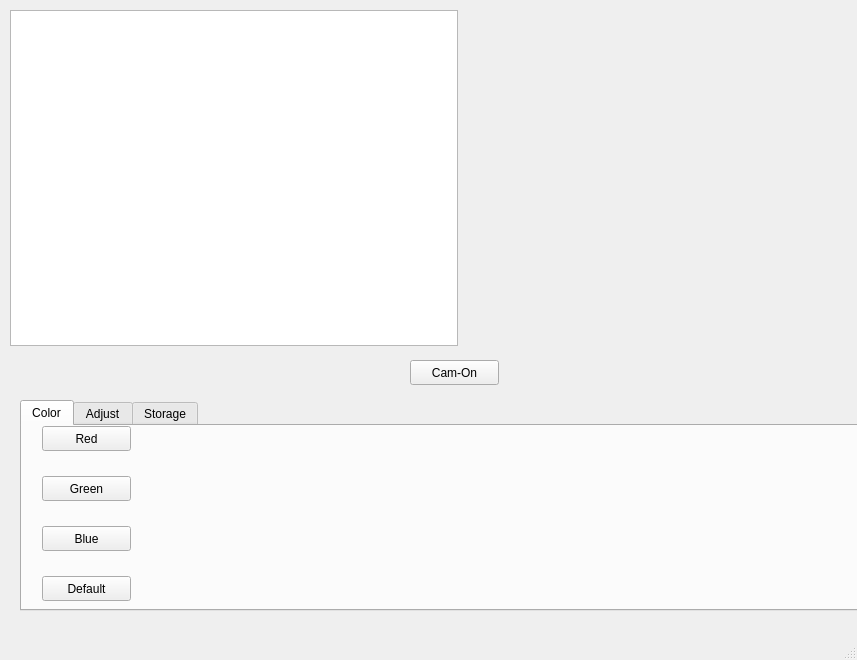
Before: the Qt Designer form mainwindow.ui in gdabba-WORK/Qt5_openCV4_raspberryPi3, drawn with Qt 5.
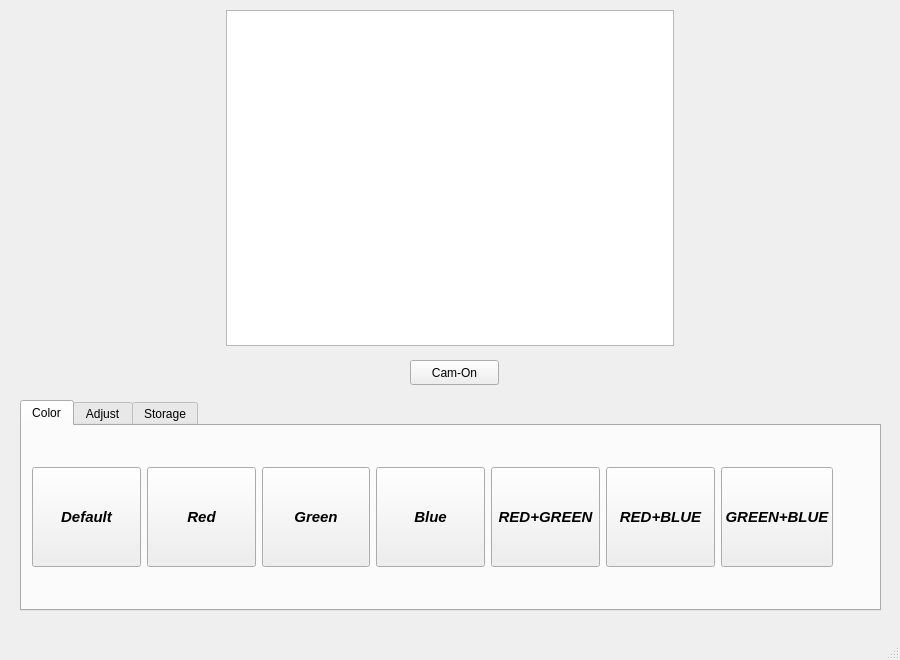
After: the same form once the commit is applied. The open tabs and pages were chosen to show the change.

```diff
--- a/mainwindow.ui
+++ b/mainwindow.ui
@@ -6,7 +6,7 @@
    <rect>
     <x>0</x>
     <y>0</y>
-    <width>857</width>
+    <width>900</width>
     <height>660</height>
    </rect>
   </property>
@@ -17,7 +17,7 @@
    <widget class="QGraphicsView" name="graphicsView">
     <property name="geometry">
      <rect>
-      <x>10</x>
+      <x>226</x>
       <y>10</y>
       <width>448</width>
       <height>336</height>
@@ -42,7 +42,7 @@
      <rect>
       <x>20</x>
       <y>400</y>
-      <width>881</width>
+      <width>861</width>
       <height>211</height>
      </rect>
     </property>
@@ -53,57 +53,164 @@
      <attribute name="title">
       <string>Color</string>
      </attribute>
-     <widget class="QPushButton" name="btn_red">
+     <widget class="QWidget" name="layoutWidget">
       <property name="geometry">
        <rect>
-        <x>20</x>
-        <y>0</y>
-        <width>89</width>
-        <height>25</height>
+        <x>10</x>
+        <y>40</y>
+        <width>801</width>
+        <height>102</height>
        </rect>
       </property>
-      <property name="text">
-       <string>Red</string>
-      </property>
-     </widget>
-     <widget class="QPushButton" name="btn_green">
-      <property name="geometry">
-       <rect>
-        <x>20</x>
-        <y>50</y>
-        <width>89</width>
-        <height>25</height>
-       </rect>
-      </property>
-      <property name="text">
-       <string>Green</string>
-      </property>
-     </widget>
-     <widget class="QPushButton" name="btn_blue">
-      <property name="geometry">
-       <rect>
-        <x>20</x>
-        <y>100</y>
-        <width>89</width>
-        <height>25</height>
-       </rect>
-      </property>
-      <property name="text">
-       <string>Blue</string>
-      </property>
-     </widget>
-     <widget class="QPushButton" name="btn_default">
-      <property name="geometry">
-       <rect>
-        <x>20</x>
-        <y>150</y>
-        <width>89</width>
-        <height>25</height>
-       </rect>
-      </property>
-      <property name="text">
-       <string>Default</string>
-      </property>
+      <layout class="QGridLayout" name="gridLayout">
+       <item row="0" column="0">
+        <widget class="QPushButton" name="btn_default">
+         <property name="minimumSize">
+          <size>
+           <width>0</width>
+           <height>100</height>
+          </size>
+         </property>
+         <property name="font">
+          <font>
+           <pointsize>11</pointsize>
+           <weight>75</weight>
+           <italic>true</italic>
+           <bold>true</bold>
+          </font>
+         </property>
+         <property name="text">
+          <string>Default</string>
+         </property>
+        </widget>
+       </item>
+       <item row="0" column="1">
+        <widget class="QPushButton" name="btn_red">
+         <property name="minimumSize">
+          <size>
+           <width>0</width>
+           <height>100</height>
+          </size>
+         </property>
+         <property name="font">
+          <font>
+           <pointsize>11</pointsize>
+           <weight>75</weight>
+           <italic>true</italic>
+           <bold>true</bold>
+          </font>
+         </property>
+         <property name="text">
+          <string>Red</string>
+         </property>
+        </widget>
+       </item>
+       <item row="0" column="2">
+        <widget class="QPushButton" name="btn_green">
+         <property name="minimumSize">
+          <size>
+           <width>0</width>
+           <height>100</height>
+          </size>
+         </property>
+         <property name="font">
+          <font>
+           <pointsize>11</pointsize>
+           <weight>75</weight>
+           <italic>true</italic>
+           <bold>true</bold>
+          </font>
+         </property>
+         <property name="text">
+          <string>Green</string>
+         </property>
+        </widget>
+       </item>
+       <item row="0" column="3">
+        <widget class="QPushButton" name="btn_blue">
+         <property name="minimumSize">
+          <size>
+           <width>0</width>
+           <height>100</height>
+          </size>
+         </property>
+         <property name="font">
+          <font>
+           <pointsize>11</pointsize>
+           <weight>75</weight>
+           <italic>true</italic>
+           <bold>true</bold>
+          </font>
+         </property>
+         <property name="text">
+          <string>Blue</string>
+         </property>
+        </widget>
+       </item>
+       <item row="0" column="4">
+        <widget class="QPushButton" name="btn_redgreen">
+         <property name="minimumSize">
+          <size>
+           <width>0</width>
+           <height>100</height>
+          </size>
+         </property>
+         <property name="font">
+          <font>
+           <pointsize>11</pointsize>
+           <weight>75</weight>
+           <italic>true</italic>
+           <bold>true</bold>
+          </font>
+         </property>
+         <property name="text">
+          <string>RED+GREEN</string>
+         </property>
+        </widget>
+       </item>
+       <item row="0" column="5">
+        <widget class="QPushButton" name="btn_redblue">
+         <property name="minimumSize">
+          <size>
+           <width>0</width>
+           <height>100</height>
+          </size>
+         </property>
+         <property name="font">
+          <font>
+           <pointsize>11</pointsize>
+           <weight>75</weight>
+           <italic>true</italic>
+           <bold>true</bold>
+          </font>
+         </property>
+         <property name="text">
+          <string>RED+BLUE</string>
+         </property>
+        </widget>
+       </item>
+       <item row="0" column="6">
+        <widget class="QPushButton" name="btn_greenblue">
+         <property name="minimumSize">
+          <size>
+           <width>0</width>
+           <height>100</height>
+          </size>
+         </property>
+         <property name="font">
+          <font>
+           <pointsize>11</pointsize>
+           <weight>75</weight>
+           <italic>true</italic>
+           <bold>true</bold>
+          </font>
+         </property>
+         <property name="text">
+          <string>GREEN+BLUE</string>
+         </property>
+        </widget>
+       </item>
+      </layout>
      </widget>
     </widget>
     <widget class="QWidget" name="tab_adjust">
```
Left out of the diff: 174 changed lines with no effect on the pictures.
